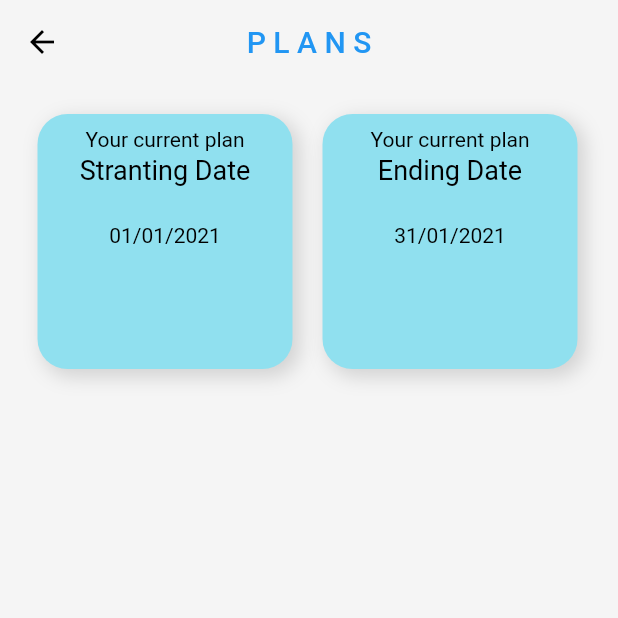
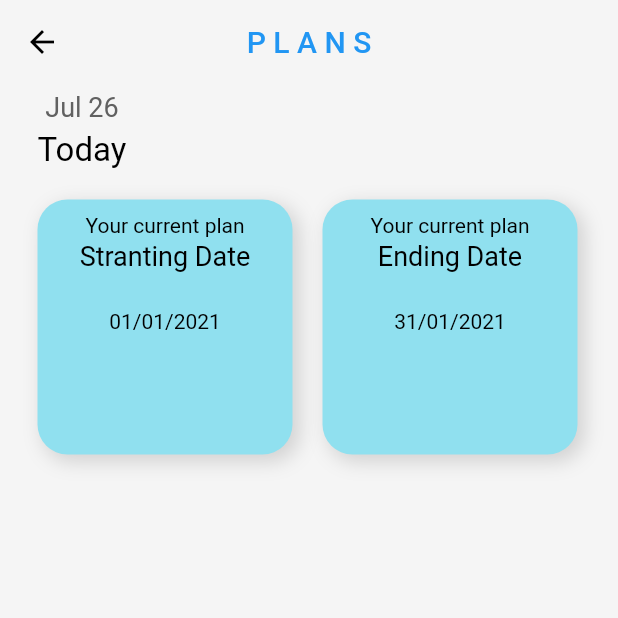
Before and after one commit to CodMave/BudgetApp, a Flutter app: the Goals screen opened directly, on a phone screen of 412 x 824 dp, the top half of it. Run offline on Flutter 3.47's test engine with Material 2 defaults, Android fonts, the phone set to English and light mode, and no system bars; our stand-ins replace badges, cloud_firestore, firebase_auth, firebase_core, firebase_messaging, flutter_local_notifications and 8 more; accounts and stored records are empty.

Commit message:
Goals page basic layout

```diff
--- a/lib/pages/expenceAndIncome.dart
+++ b/lib/pages/expenceAndIncome.dart
@@ -539,7 +539,8 @@ class _ExpenceState extends State<Expence> {
 
                         //add transaction to the list
                         setState(() {
-                          transactions.add(
+                          transactions.insert(
+                            0,
                             MyTransaction(
                               transactionName: transactionName,
                               transactionAmount: transactionAmount,
--- a/lib/pages/goals.dart
+++ b/lib/pages/goals.dart
@@ -2,6 +2,7 @@ import 'package:flutter/cupertino.dart';
 import 'package:flutter/material.dart';
 
 import '../components/plansTile.dart';
+import 'package:intl/intl.dart';
 
 class Goals extends StatefulWidget {
   const Goals({super.key});
@@ -34,9 +35,53 @@ class _GoalsState extends State<Goals> {
         centerTitle: true,
         elevation: 0.0,
       ),
-      body: Column(
+      body: SingleChildScrollView(
+        child: Column(
           children: [
+            const SizedBox(height: 5),
+            //showing today date
+
+            Padding(
+              padding: const EdgeInsets.symmetric(horizontal: 25.0),
+              child: Row(
+                children: [
+                  // Date
+                  Column(
+                    children: [
+                      // date
+                      Text(
+                        DateFormat.MMMd().format(DateTime.now()),
+                        style: TextStyle(
+                          color: Colors.grey[700],
+                          fontSize: 18,
+                          //fontWeight: FontWeight.bold,
+                        ),
+                      ),
+
+                      const SizedBox(height: 5),
+
+                      // Today text
+
+                      const Text(
+                        'Today',
+                        style: TextStyle(
+                          color: Colors.black,
+                          fontSize: 22,
+                          //fontWeight: FontWeight.bold,
+                        ),
+                      ),
+                    ],
+                  ),
+
+                  // Add plan button
+                ],
+              ),
+            ),
+
             const SizedBox(height: 20),
+
+            // paln starting date and ending date
+
             Padding(
               padding: const EdgeInsets.symmetric(horizontal: 25.0),
               child: Row(
@@ -66,6 +111,7 @@ class _GoalsState extends State<Goals> {
             //user adding plan button and the plans tiles
           ],
         ),
+      ),
     );
   }
 }
--- a/pubspec.yaml
+++ b/pubspec.yaml
@@ -49,6 +49,7 @@ dependencies:
   firebase_auth: ^4.6.3
   google_sign_in: ^6.1.4
   cloud_firestore: ^4.0.0
+  google_fonts:
 
   material_design_icons_flutter: ^7.0.7296
 
```
Also changed, not shown: pubspec.lock, 1 other file. Lines whose indentation alone changed are shown as unchanged.
